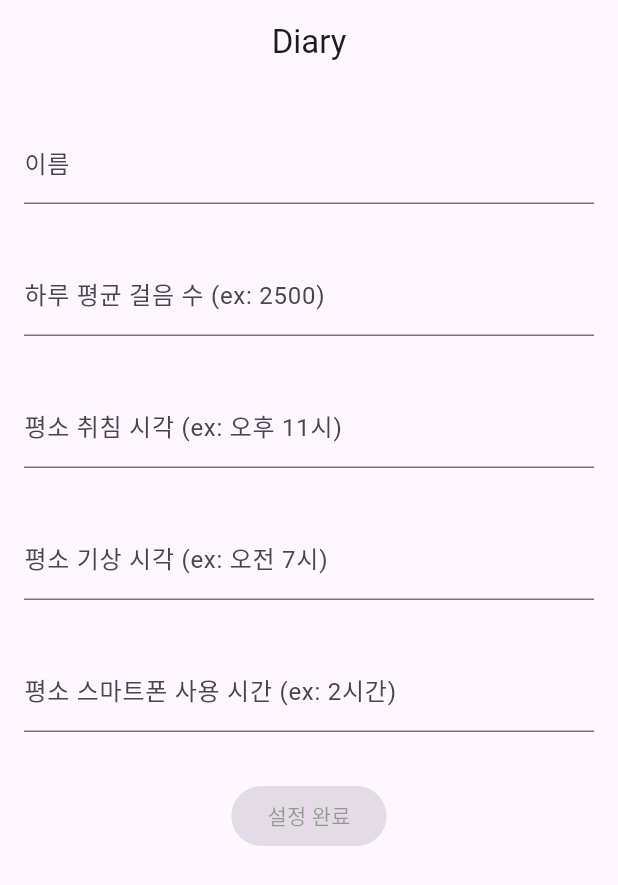
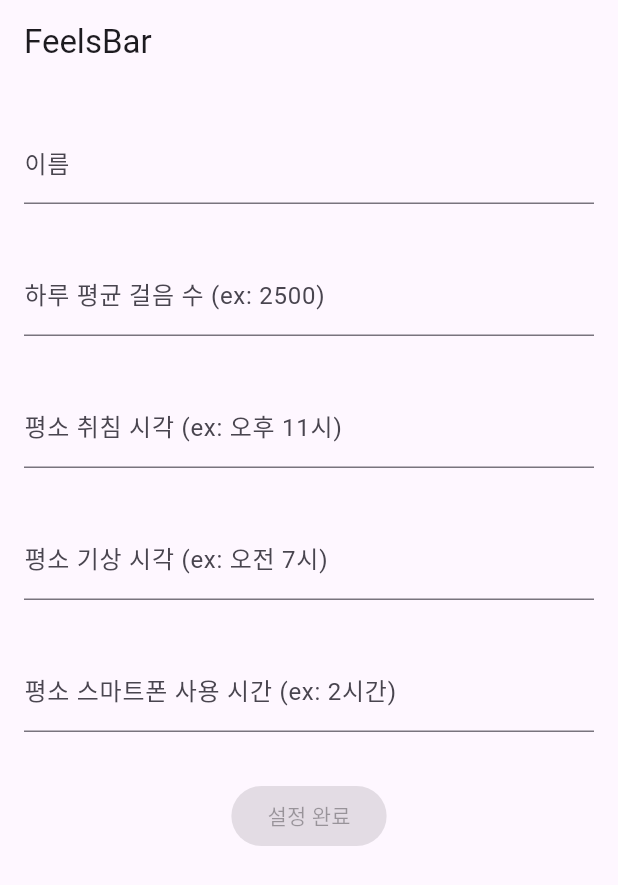
Before and after one commit to hotmoist/FeelsBar, a Flutter app: the screen it shows after launch, on a phone screen of 412 x 824 dp. Shown: the top 885 px of the screen. Run offline on Flutter 3.47's test engine with Material 3 defaults, Android fonts, the phone set to English and light mode, and no system bars; our stand-ins replace expandable_text, firebase_core, firebase_database, firebase_messaging, flutter_local_notifications, group_radio_button and 2 more; accounts and stored records are empty.

Commit message:
changed title

```diff
--- a/lib/main.dart
+++ b/lib/main.dart
@@ -126,7 +126,7 @@ class _MyAppState extends State<MyApp> {
     return MaterialApp(
       home: Scaffold(
           appBar: AppBar(
-            title: const Center(child: Text("Diary")),
+            title: Text("FeelsBar"),
             backgroundColor: const Color(0xFFFEF7FF),
           ),
           body: isDataSaved
```
